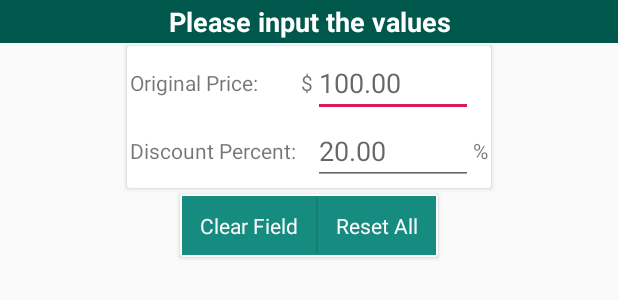
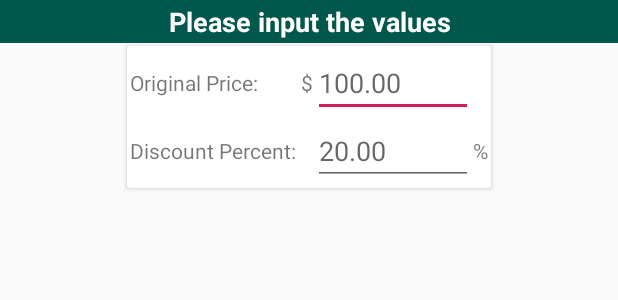
Before and after one commit to DinaLeahG/SalesCalculator, an Android app: the layout main_include_all_content.xml on its own in the app's theme, with its tools: preview values and no code run, on a phone screen of 412 x 824 dp. Shown: the top 300 px of the screen. Run offline under Robolectric (Android 15) with nearby library versions, the phone set to English and light mode, and no system bars.

Commit message:
Updated from today's class

```diff
--- a/app/src/main/AndroidManifest.xml
+++ b/app/src/main/AndroidManifest.xml
@@ -19,6 +19,11 @@
                 <category android:name="android.intent.category.LAUNCHER" />
             </intent-filter>
         </activity>
+        <activity
+            android:name=".ResultsActivity"
+            android:theme="@style/AppTheme.NoActionBar">
+            </activity>
+
     </application>
 
 </manifest>
--- a/app/src/main/res/layout/main_include_all_content.xml
+++ b/app/src/main/res/layout/main_include_all_content.xml
@@ -18,15 +18,6 @@
         android:layout_height="wrap_content"
         android:layout_margin="2dp"/>
 
-    <include
-        layout="@layout/main_include_tool_buttons"
-        android:layout_width="wrap_content"
-        android:layout_height="wrap_content"
-        android:layout_gravity="center"
-        android:layout_margin="2dp"
-        android:gravity="center_horizontal">
-
-    </include>
 
 
 </LinearLayout>
--- a/app/src/main/res/layout/main_include_fields.xml
+++ b/app/src/main/res/layout/main_include_fields.xml
@@ -19,12 +19,13 @@
                 android:text="$"
                 android:layout_width="wrap_content"/>
             <EditText
+                android:id="@+id/et_original"
                 android:inputType="numberDecimal"
                 android:ems="5"
                 android:hint="100.00"
                 android:importantForAutofill="no"
                 tools:targetApi="o"
-                android:id="@+id/et_original"
+
                 />
             <TextView
                 android:text=" "/>
@@ -36,12 +37,13 @@
             <TextView
                 android:text=" "/>
             <EditText
+                android:id="@+id/et_discount"
                 android:inputType="numberDecimal"
                 android:ems="5"
                 android:hint="20.00"
                 android:importantForAutofill="no"
                 tools:targetApi="o"
-                android:id="@+id/et_discount"
+
                 />
             <TextView
                 android:text="%"/>
--- a/app/src/main/res/layout/main_include_tool_buttons.xml
+++ /dev/null
@@ -1,38 +0,0 @@
-<?xml version="1.0" encoding="utf-8"?>
-<androidx.cardview.widget.CardView
-    xmlns:android="http://schemas.android.com/apk/res/android"
-    xmlns:tools="http://schemas.android.com/tools"
-
-    android:alpha=".9"
-    android:layout_width="wrap_content"
-    android:layout_height="wrap_content"
-    android:orientation="vertical"
-    tools:showIn="@layout/content_main">
-
-    <LinearLayout
-        style="@style/Widget.AppCompat.ButtonBar"
-        android:layout_width="match_parent"
-        android:layout_height="match_parent"
-        android:layout_gravity="center"
-        android:layout_margin="@dimen/buttonBar_margin"
-        android:background="@color/colorPrimary"
-        android:divider="?android:dividerVertical"
-        android:dividerPadding="@dimen/divider_padding"
-        android:gravity="center"
-        android:orientation="horizontal"
-        android:showDividers="middle">
-
-        <Button
-            style="@style/borderlessButtonStyle.ToolButtonStyle"
-            android:onClick="cmdClearCurrent"
-            android:text="@string/clear_field"/>
-
-        <Button
-            style="@style/borderlessButtonStyle.ToolButtonStyle"
-            android:onClick="cmdResetAll"
-            android:text="@string/reset_all"/>
-
-    </LinearLayout>
-
-
-</androidx.cardview.widget.CardView>
--- a/app/src/main/res/values/dimens.xml
+++ b/app/src/main/res/values/dimens.xml
@@ -10,4 +10,5 @@
     <dimen name="banner_text_size">18sp</dimen>
     <dimen name="appBar_elevation">4dp</dimen>
     <dimen name="activity_horizontal_margin">16dp</dimen>
+    <dimen name="card_view_default_elevation">4dp</dimen>
 </resources>
--- a/app/src/main/res/values/styles.xml
+++ b/app/src/main/res/values/styles.xml
@@ -51,6 +51,9 @@
         <item name="cardUseCompatPadding">false</item>
     </style>
 
+    <style name="text_size">
+        <item name="android:textSize">16sp</item>
+    </style>
 
 
 </resources>
```
Also changed, not shown: app/src/main/java/com/example/salecalculator/MainActivity.java (+28 -7 lines), app/src/main/java/com/example/salecalculator/ResultsActivity.java (+47 -0 lines), app/src/main/res/drawable-anydpi/ic_action_name.xml (added, +10 -0 lines), app/src/main/res/layout/activity_results.xml (added, +26 -0 lines), app/src/main/res/layout/content_results.xml (+26 -2 lines), app/src/main/res/layout/results_include_card_content.xml (+15 -15 lines), app/src/main/res/layout/results_include_toolbar.xml (added, +15 -0 lines), app/src/main/res/drawable-hdpi/ic_action_name.png (added), app/src/main/res/drawable-mdpi/ic_action_name.png (added), app/src/main/res/drawable-xhdpi/ic_action_name.png (added), app/src/main/res/drawable-xxhdpi/ic_action_name.png (added).
